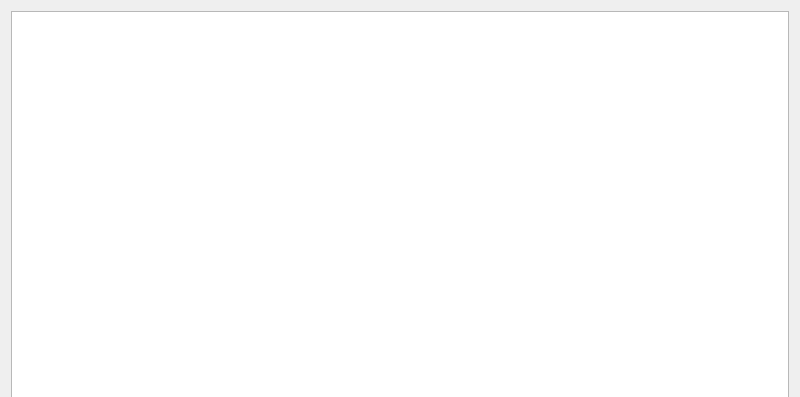
This is comp-osqp/src/mainUI.ui in robocomp/optimizer as Qt 5 draws it before an edit; both pictures show x 0 to 800 and y 0 to 397 of the 800 by 600 pixel window. The edited form follows.
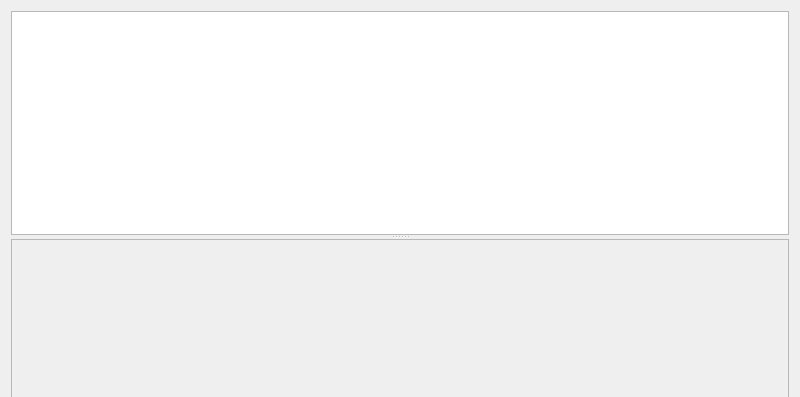
This is the edited form.

```diff
--- a/comp-osqp/src/mainUI.ui
+++ b/comp-osqp/src/mainUI.ui
@@ -15,7 +15,26 @@
   </property>
   <layout class="QVBoxLayout" name="verticalLayout">
    <item>
-    <widget class="QGraphicsView" name="graphicsView"/>
+    <widget class="QSplitter" name="splitter">
+     <property name="orientation">
+      <enum>Qt::Vertical</enum>
+     </property>
+     <widget class="QGraphicsView" name="graphicsView"/>
+     <widget class="QFrame" name="signal_frame">
+      <property name="minimumSize">
+       <size>
+        <width>200</width>
+        <height>300</height>
+       </size>
+      </property>
+      <property name="frameShape">
+       <enum>QFrame::StyledPanel</enum>
+      </property>
+      <property name="frameShadow">
+       <enum>QFrame::Raised</enum>
+      </property>
+     </widget>
+    </widget>
    </item>
   </layout>
  </widget>
```
